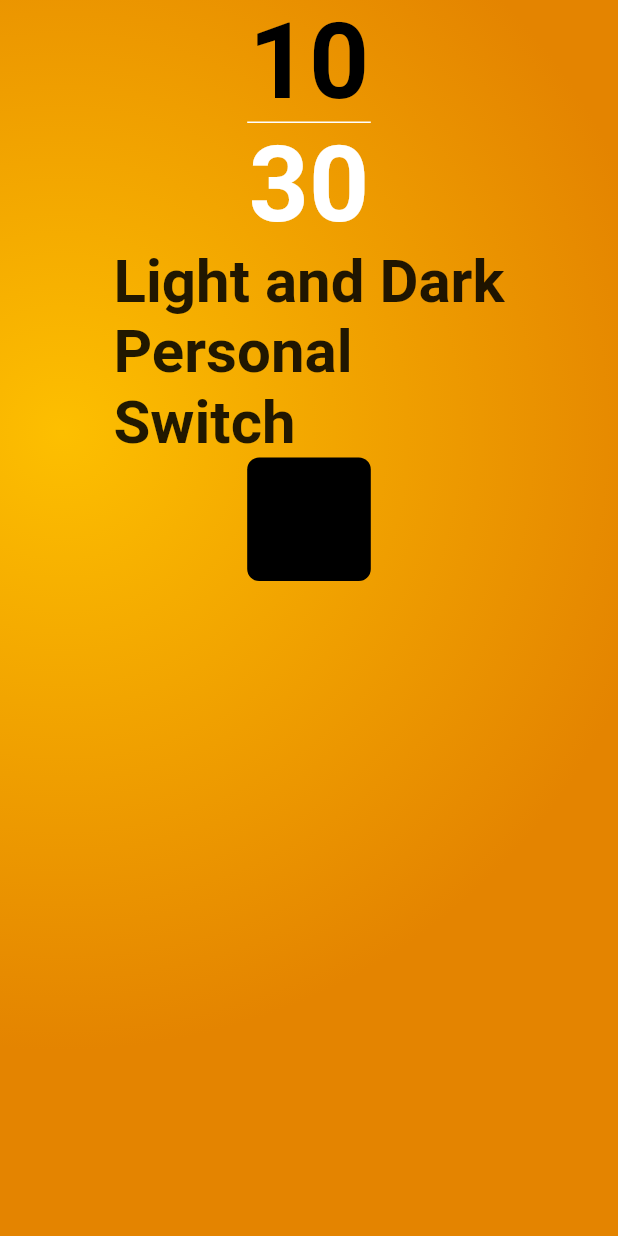
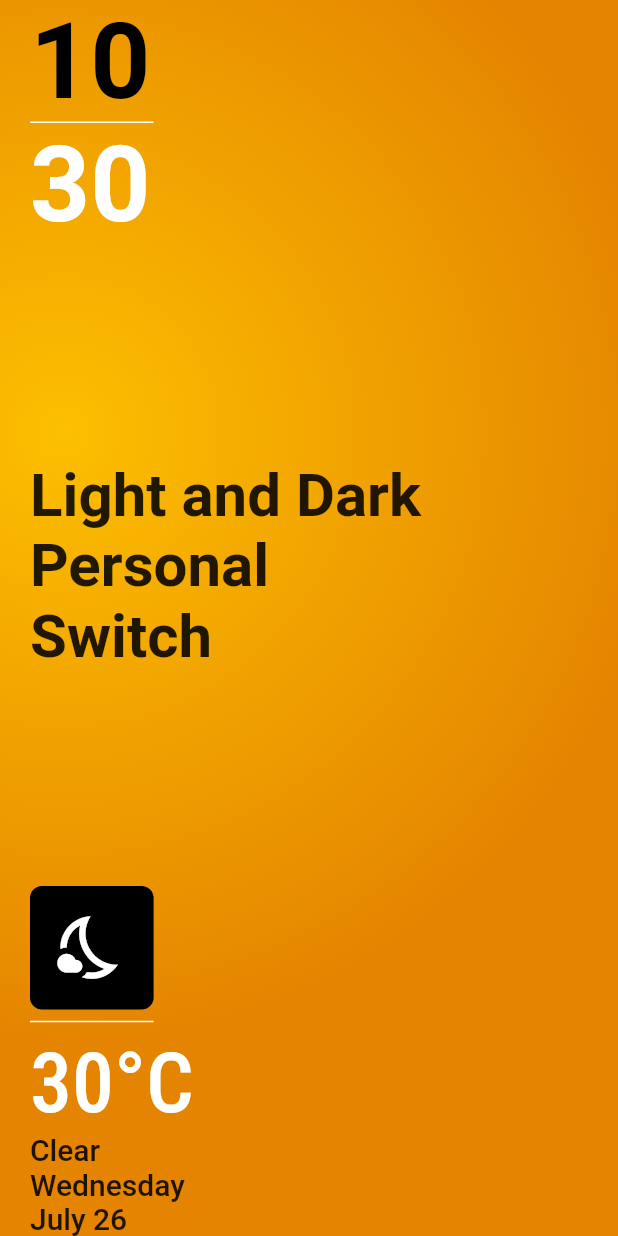
Before and after one commit to fidelisnwabisi/light_dark_switch, a Flutter app: the screen it shows after launch, on a phone screen of 412 x 824 dp. Run offline on Flutter 3.47's test engine with Material 2 defaults, Android fonts, the phone set to English and light mode, and no system bars; our stand-ins replace google_fonts.

Commit message:
added night icon, date and wheather condition

```diff
--- a/lib/home_screen.dart
+++ b/lib/home_screen.dart
@@ -1,4 +1,5 @@
 import 'package:flutter/material.dart';
+import 'package:intl/intl.dart';
 import 'package:light_dark_switch/app_theme.dart';
 import 'package:light_dark_switch/constant/constant.dart';
 
@@ -30,6 +31,7 @@ class _HomeScreenState extends State<HomeScreen> {
               child: Padding(
                 padding: const EdgeInsets.symmetric(horizontal: 20),
                 child: Column(
+                  crossAxisAlignment: CrossAxisAlignment.start,
                   children: [
                     Text(
                       DateTime.now().hour.toString(),
@@ -51,6 +53,7 @@ class _HomeScreenState extends State<HomeScreen> {
                           .displayLarge!
                           .copyWith(color: AppColors.white),
                     ),
+                    const Spacer(),
                     const Text(
                       "Light and Dark\nPersonal\nSwitch",
                       style: TextStyle(
@@ -58,6 +61,8 @@ class _HomeScreenState extends State<HomeScreen> {
                         fontWeight: FontWeight.bold,
                       ),
                     ),
+                    const Spacer(),
+
                     Container(
                       width: size.width * .2,
                       height: size.width * .2,
@@ -67,6 +72,38 @@ class _HomeScreenState extends State<HomeScreen> {
                             .switchColor,
                         borderRadius: BorderRadius.circular(8),
                       ),
+                      child: const Icon(
+                        Icons.nights_stay_outlined,
+                        size: 50,
+                        color: AppColors.white,
+                      ),
+                    ),
+                    SizedBox(
+                      width: size.width * .2,
+                      child: const Divider(
+                        // height: 0,
+                        thickness: 1,
+                        color: AppColors.white,
+                      ),
+                    ),
+                    Text(
+                      "30\u00B0C",
+                      style:
+                          Theme.of(context).textTheme.displayMedium!.copyWith(
+                                color: AppColors.white,
+                              ),
+                    ),
+                    Text(
+                      "Clear",
+                      style: Theme.of(context).textTheme.titleLarge,
+                    ),
+                    Text(
+                      DateFormat("EEEE").format(DateTime.now()),
+                      style: Theme.of(context).textTheme.titleLarge,
+                    ),
+                    Text(
+                      DateFormat("MMMM d").format(DateTime.now()),
+                      style: Theme.of(context).textTheme.titleLarge,
                     ),
                   ],
                 ),
```
